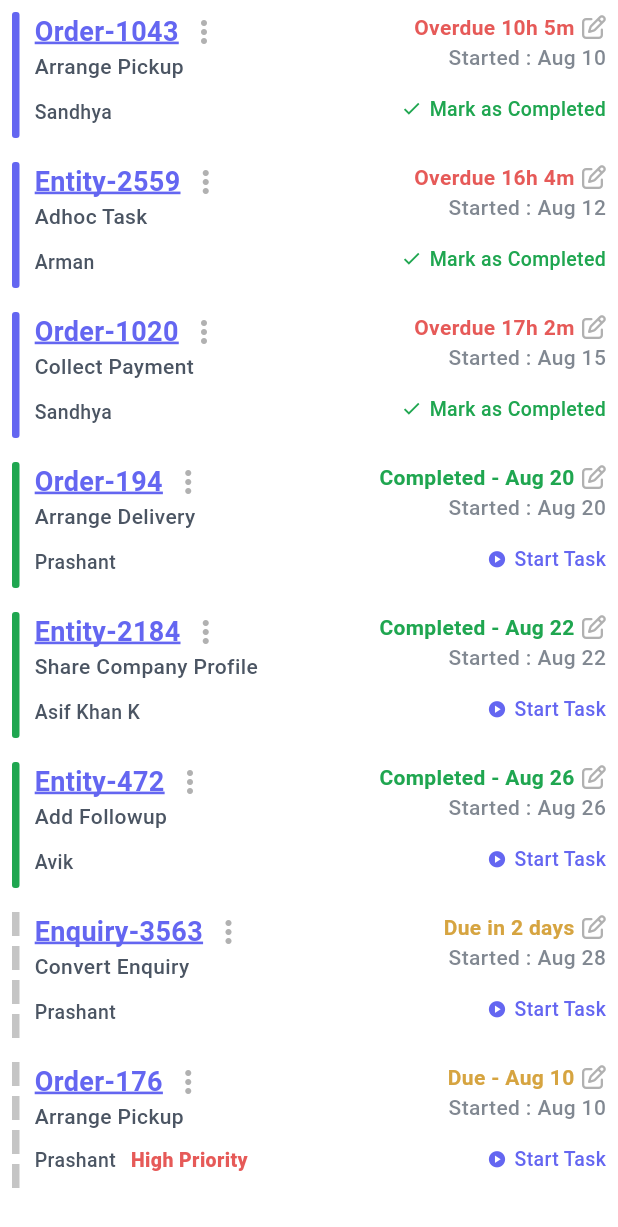
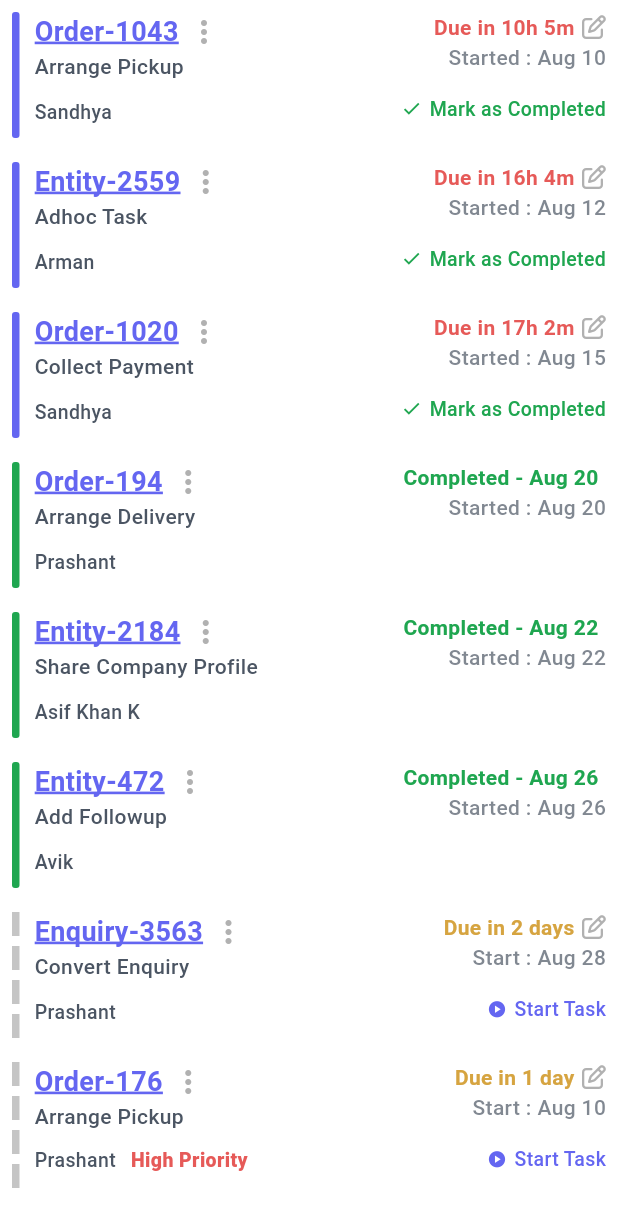
Before and after one commit to MostafaYousry12/Railse-Task, a Flutter app: the screen it shows after launch, on a phone screen of 412 x 824 dp. Shown: the top 1227 px of the screen. Run offline on Flutter 3.47's test engine with Material 3 defaults, Android fonts, the light colour scheme and no system bars; our stand-ins replace bloc, flutter_bloc, font_awesome_flutter.

Commit message:
add getcurrent task adn find task functions

```diff
--- a/lib/features/Task Manager Feature/presentation/view/widget/task_card.dart
+++ b/lib/features/Task Manager Feature/presentation/view/widget/task_card.dart
@@ -1,6 +1,8 @@
 import 'package:flutter/material.dart';
+import 'package:flutter_bloc/flutter_bloc.dart';
 import 'package:railse_task/features/Task%20Manager%20Feature/presentation/view/widget/task_card_left_section.dart';
 import 'package:railse_task/features/Task%20Manager%20Feature/presentation/view/widget/task_card_right_section.dart';
+import 'package:railse_task/features/Task%20Manager%20Feature/presentation/view_model/cubit/task_manager_cubit.dart';
 import 'package:railse_task/features/Task%20Manager%20Feature/presentation/view_model/task_manager_model/task_model.dart';
 import 'package:railse_task/util/constants.dart';
 
@@ -11,6 +13,13 @@ class TaskCard extends StatelessWidget {
 
   @override
   Widget build(BuildContext context) {
+    return BlocBuilder<TaskManagerCubit, TaskManagerState>(
+      builder: (context, state) {
+        final currentTask = state.tasks.firstWhere(
+          (t) => t.id == task.id,
+          orElse: () => task,
+        );
+
         return Container(
           height: 100,
           width: MediaQuery.of(context).size.width,
@@ -21,16 +30,18 @@ class TaskCard extends StatelessWidget {
                 SizedBox(
                   height: MediaQuery.of(context).size.height,
                   width: 5,
-              child: _buildStatusBar(task.status),
+                  child: _buildStatusBar(currentTask.status),
                 ),
                 SizedBox(width: 10),
-            TaskCardLeftSection(task: task),
+                TaskCardLeftSection(task: currentTask),
 
                 Spacer(flex: 1),
-            TaskCardRightSection(task: task),
+                TaskCardRightSection(task: currentTask),
               ],
             ),
           ),
+        );
+      },
     );
   }
 
--- a/lib/features/Task Manager Feature/presentation/view/widget/task_card_right_section.dart
+++ b/lib/features/Task Manager Feature/presentation/view/widget/task_card_right_section.dart
@@ -46,6 +46,8 @@ class _TaskCardRightSectionState extends State<TaskCardRightSection> {
           children: [
             buildStatusWidget(task),
             const SizedBox(width: 5),
+            // Only show edit icon for Not Started and Started tasks
+            if (task.status != TaskStatus.completed)
               InkWell(
                 onTap: () async {
                   final newDate = await _pickDate(context);
@@ -68,7 +70,16 @@ class _TaskCardRightSectionState extends State<TaskCardRightSection> {
           ],
         ),
 
-        Text(
+        task.status == TaskStatus.notStarted
+            ? Text(
+                "Start : ${DateFormat('MMM d').format(task.startDate!)}",
+                style: TextStyle(
+                  color: kDescriptionColor.withOpacity(.7),
+                  fontSize: 14,
+                  fontWeight: FontWeight.w500,
+                ),
+              )
+            : Text(
                 "Started : ${DateFormat('MMM d').format(task.startDate!)}",
                 style: TextStyle(
                   color: kDescriptionColor.withOpacity(.7),
@@ -77,10 +88,41 @@ class _TaskCardRightSectionState extends State<TaskCardRightSection> {
                 ),
               ),
         const SizedBox(height: 15),
-        task.status == TaskStatus.started
-            ? InkWell(
+
+        // Show appropriate action button based on task status
+        if (task.status == TaskStatus.notStarted)
+          InkWell(
+            onTap: () {
+              context.read<TaskManagerCubit>().startTask(task.id);
+              setState(() {
+                task = task.copyWith(status: TaskStatus.started);
+              });
+            },
+            child: Row(
+              children: [
+                Icon(Icons.play_circle, size: 13, color: kOrderName),
+                SizedBox(width: 5),
+                Text(
+                  "Start Task",
+                  style: TextStyle(
+                    color: kOrderName,
+                    fontSize: 13,
+                    fontWeight: FontWeight.w500,
+                  ),
+                ),
+              ],
+            ),
+          )
+        else if (task.status == TaskStatus.started)
+          InkWell(
             onTap: () {
               context.read<TaskManagerCubit>().markTaskAsComplete(task.id);
+              setState(() {
+                task = task.copyWith(
+                  status: TaskStatus.completed,
+                  completedDate: DateTime.now(),
+                );
+              });
             },
             child: Row(
               children: [
@@ -96,20 +138,6 @@ class _TaskCardRightSectionState extends State<TaskCardRightSection> {
                 ),
               ],
             ),
-              )
-            : Row(
-                children: [
-                  Icon(Icons.play_circle, size: 13, color: kOrderName),
-                  SizedBox(width: 5),
-                  Text(
-                    "Start Task",
-                    style: TextStyle(
-                      color: kOrderName,
-                      fontSize: 13,
-                      fontWeight: FontWeight.w500,
-                    ),
-                  ),
-                ],
           ),
       ],
     );
--- a/lib/features/Task Manager Feature/presentation/view_model/cubit/task_manager_cubit.dart
+++ b/lib/features/Task Manager Feature/presentation/view_model/cubit/task_manager_cubit.dart
@@ -81,7 +81,10 @@ class TaskManagerCubit extends Cubit<TaskManagerState> {
       final currentTasks = (state as TaskManagerInitial).tasks;
       final updatedTasks = currentTasks.map((task) {
         if (task.id == taskId && task.status == TaskStatus.notStarted) {
-          return task.copyWith(status: TaskStatus.started);
+          return task.copyWith(
+            status: TaskStatus.started,
+            startDate: task.startDate ?? DateTime.now(),
+          );
         }
         return task;
       }).toList();
@@ -121,4 +124,20 @@ class TaskManagerCubit extends Cubit<TaskManagerState> {
       emit(TaskManagerInitial(updatedTasks));
     }
   }
+
+  List<Task> getCurrentTasks() {
+    if (state is TaskManagerInitial) {
+      return (state as TaskManagerInitial).tasks;
+    }
+    return [];
+  }
+
+  Task? findTask(String taskId) {
+    final tasks = getCurrentTasks();
+    try {
+      return tasks.firstWhere((task) => task.id == taskId);
+    } catch (e) {
+      return null;
+    }
+  }
 }
--- a/lib/util/build_statues_widget_function.dart
+++ b/lib/util/build_statues_widget_function.dart
@@ -10,52 +10,122 @@ Widget buildStatusWidget(Task task) {
     final now = DateTime.now();
     final diff = dueDate.difference(now);
 
-    if (diff.inDays > 0 && diff.inDays <= 3) {
+    if (diff.isNegative) {
+      // Overdue
+      final absDiff = diff.abs();
+      if (absDiff.inDays > 0) {
+        return "Overdue ${absDiff.inDays} day${absDiff.inDays > 1 ? 's' : ''}";
+      } else if (absDiff.inHours > 0) {
+        return "Overdue ${absDiff.inHours}h ${absDiff.inMinutes.remainder(60)}m";
+      } else {
+        return "Overdue ${absDiff.inMinutes}m";
+      }
+    } else if (diff.inDays > 0) {
       return "Due in ${diff.inDays} day${diff.inDays > 1 ? 's' : ''}";
-    } else if (diff.inDays == 0 && diff.inHours > 0) {
-      return "Overdue ${diff.inHours}h ${diff.inMinutes.remainder(60)}m";
-    } else if (diff.isNegative) {
-      return "Overdue";
+    } else if (diff.inHours > 0) {
+      return "Due in ${diff.inHours}h ${diff.inMinutes.remainder(60)}m";
+    } else if (diff.inMinutes > 0) {
+      return "Due in ${diff.inMinutes}m";
+    } else {
+      return "Due now";
     }
-    return "Overdue - ${dateFormatter.format(dueDate)}";
+  }
+
+  String formatStartDate(DateTime startDate) {
+    final now = DateTime.now();
+    final diff = startDate.difference(now);
+
+    if (diff.isNegative) {
+      // Past date
+      final absDiff = diff.abs();
+      if (absDiff.inDays > 0) {
+        return "Due - ${absDiff.inDays} day${absDiff.inDays > 1 ? 's' : ''} ago";
+      } else if (absDiff.inHours > 0) {
+        return "Due - ${absDiff.inHours}h ${absDiff.inMinutes.remainder(60)}m ago";
+      } else {
+        return "Due - ${absDiff.inMinutes}m ago";
+      }
+    } else if (diff.inDays > 0) {
+      return "Due in ${diff.inDays} day${diff.inDays > 1 ? 's' : ''}";
+    } else if (diff.inHours > 0) {
+      return "Due in ${diff.inHours}h ${diff.inMinutes.remainder(60)}m";
+    } else if (diff.inMinutes > 0) {
+      return "Due in ${diff.inMinutes}m";
+    } else {
+      return "Due now";
+    }
   }
 
   switch (task.status) {
     case TaskStatus.notStarted:
+      if (task.deadline != null) {
         return Text(
-        task.deadline != null
-            ? formatDueDate(task.deadline!)
-            : "Due - ${task.startDate != null ? dateFormatter.format(task.startDate!) : ''}",
+          formatDueDate(task.deadline!),
           style: const TextStyle(
             fontWeight: FontWeight.bold,
             fontSize: 14,
             color: kOrderNotStarted,
           ),
         );
+      } else if (task.startDate != null) {
+        return Text(
+          formatStartDate(task.startDate!),
+          style: TextStyle(
+            fontWeight: FontWeight.bold,
+            fontSize: 14,
+            color: task.startDate!.isBefore(DateTime.now())
+                ? kOrderOverDue
+                : kOrderNotStarted,
+          ),
+        );
+      }
+      return const Text(
+        "No due date",
+        style: TextStyle(
+          fontWeight: FontWeight.bold,
+          fontSize: 14,
+          color: kDescriptionColor,
+        ),
+      );
 
     case TaskStatus.started:
-      final deadlineText = task.deadline != null
-          ? formatDueDate(task.deadline!)
-          : "Started";
+      if (task.deadline != null) {
         return Text(
-        deadlineText,
+          formatDueDate(task.deadline!),
           style: const TextStyle(
             fontWeight: FontWeight.bold,
             fontSize: 14,
             color: kOrderOverDue,
           ),
         );
+      }
+      return const Text(
+        "Started",
+        style: TextStyle(
+          fontWeight: FontWeight.bold,
+          fontSize: 14,
+          color: kOrderName,
+        ),
+      );
 
     case TaskStatus.completed:
       final completedDate = task.completedDate ?? task.startDate;
-      final isToday =
-          completedDate != null &&
-          DateUtils.isSameDay(completedDate, DateTime.now());
+      if (completedDate != null) {
+        final isToday = DateUtils.isSameDay(completedDate, DateTime.now());
         return Text(
           isToday
               ? "Completed Today"
-            : "Completed - ${completedDate != null ? dateFormatter.format(completedDate) : ''}",
+              : "Completed - ${dateFormatter.format(completedDate)}",
           style: const TextStyle(
+            fontWeight: FontWeight.bold,
+            fontSize: 14,
+            color: kOrderCompleted,
+          ),
+        );
+      }
+      return const Text(
+        "Completed",
+        style: TextStyle(
           fontWeight: FontWeight.bold,
           fontSize: 14,
           color: kOrderCompleted,
```
Also changed, not shown: 1 other file. Lines whose indentation alone changed are shown as unchanged.
